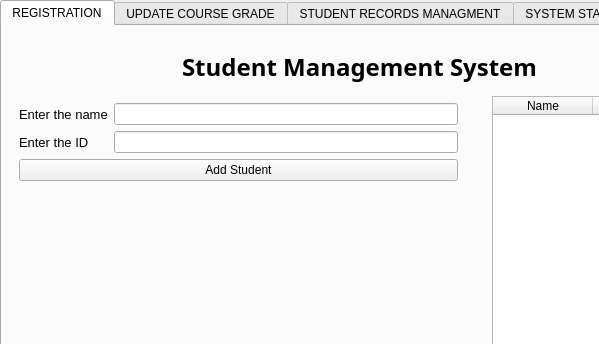
Old version of the form mainwindow.ui in the repository monawalied/Student_Grade_Checker; both pictures show x 0 to 599 and y 0 to 344 of the 834 by 467 pixel window.
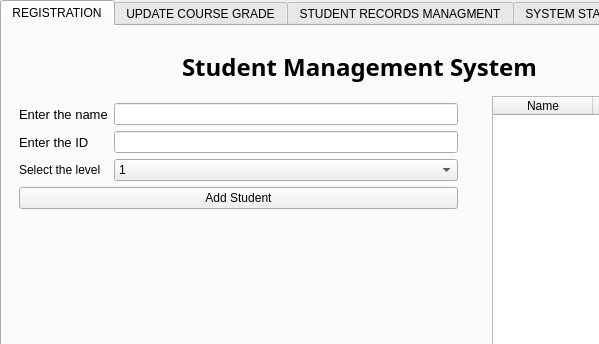
New version of the form. The open tabs and pages were chosen to show the change.

```diff
--- a/mainwindow.ui
+++ b/mainwindow.ui
@@ -127,13 +127,44 @@
        <item row="4" column="0" colspan="2">
         <layout class="QHBoxLayout" name="horizontalLayout"/>
        </item>
-       <item row="2" column="0" colspan="2">
+       <item row="3" column="0" colspan="2">
         <widget class="QPushButton" name="addBtn">
          <property name="text">
           <string>Add Student</string>
          </property>
         </widget>
        </item>
+       <item row="2" column="1">
+        <widget class="QComboBox" name="levelCombo">
+         <item>
+          <property name="text">
+           <string>1</string>
+          </property>
+         </item>
+         <item>
+          <property name="text">
+           <string>2</string>
+          </property>
+         </item>
+         <item>
+          <property name="text">
+           <string>3</string>
+          </property>
+         </item>
+         <item>
+          <property name="text">
+           <string>4</string>
+          </property>
+         </item>
+        </widget>
+       </item>
+       <item row="2" column="0">
+        <widget class="QLabel" name="label_4">
+         <property name="text">
+          <string>Select the level</string>
+         </property>
+        </widget>
+       </item>
       </layout>
      </widget>
      <widget class="QTableWidget" name="studentTable">
```
Left out of the diff: 4 changed lines with no effect on the pictures.
